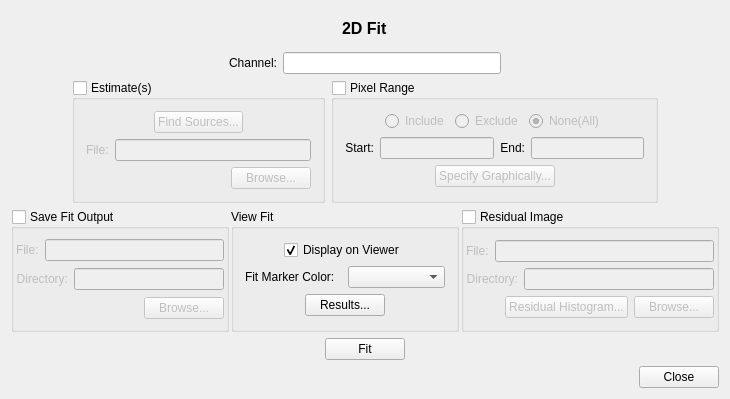
Qt form code/display/Fit/Fit2DTool.ui (radio-astro/casa) before a commit.
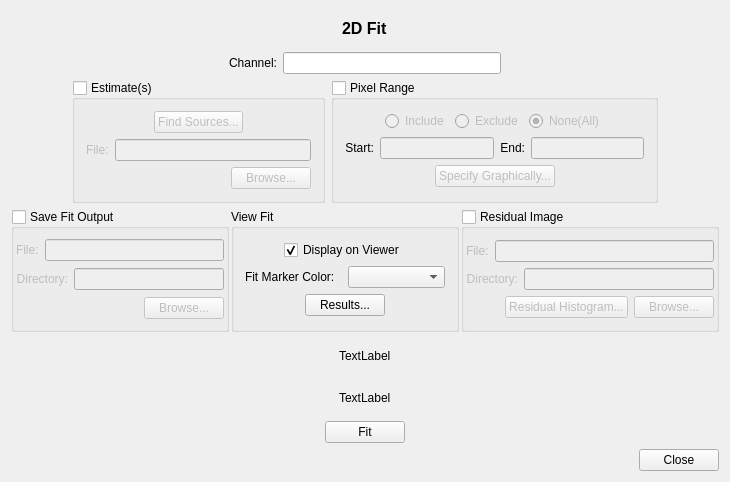
The same form after that commit.

What changed in the file:
```diff
--- a/code/display/Fit/Fit2DTool.ui
+++ b/code/display/Fit/Fit2DTool.ui
@@ -7,7 +7,7 @@
     <x>0</x>
     <y>0</y>
     <width>730</width>
-    <height>399</height>
+    <height>482</height>
    </rect>
   </property>
   <property name="windowTitle">
@@ -713,6 +713,80 @@
      </item>
     </layout>
    </item>
+   <item>
+    <layout class="QHBoxLayout" name="horizontalLayout_22">
+     <item>
+      <spacer name="horizontalSpacer_23">
+       <property name="orientation">
+        <enum>Qt::Horizontal</enum>
+       </property>
+       <property name="sizeHint" stdset="0">
+        <size>
+         <width>40</width>
+         <height>20</height>
+        </size>
+       </property>
+      </spacer>
+     </item>
+     <item>
+      <widget class="QLabel" name="fitImageLabel">
+       <property name="text">
+        <string>TextLabel</string>
+       </property>
+      </widget>
+     </item>
+     <item>
+      <spacer name="horizontalSpacer_24">
+       <property name="orientation">
+        <enum>Qt::Horizontal</enum>
+       </property>
+       <property name="sizeHint" stdset="0">
+        <size>
+         <width>40</width>
+         <height>20</height>
+        </size>
+       </property>
+      </spacer>
+     </item>
+    </layout>
+   </item>
+   <item>
+    <layout class="QHBoxLayout" name="horizontalLayout_23">
+     <item>
+      <spacer name="horizontalSpacer_25">
+       <property name="orientation">
+        <enum>Qt::Horizontal</enum>
+       </property>
+       <property name="sizeHint" stdset="0">
+        <size>
+         <width>40</width>
+         <height>20</height>
+        </size>
+       </property>
+      </spacer>
+     </item>
+     <item>
+      <widget class="QLabel" name="fitRegionLabel">
+       <property name="text">
+        <string>TextLabel</string>
+       </property>
+      </widget>
+     </item>
+     <item>
+      <spacer name="horizontalSpacer_26">
+       <property name="orientation">
+        <enum>Qt::Horizontal</enum>
+       </property>
+       <property name="sizeHint" stdset="0">
+        <size>
+         <width>40</width>
+         <height>20</height>
+        </size>
+       </property>
+      </spacer>
+     </item>
+    </layout>
+   </item>
    <item>
     <layout class="QHBoxLayout" name="horizontalLayout_5">
      <item>
```
Left out of the diff: 45 changed lines with no effect on the pictures.
